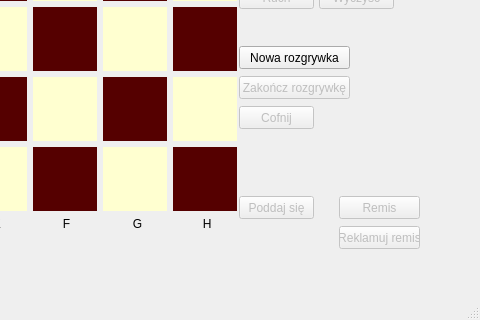
Above: Szachy/mainwindow.ui from mkmiecik1006/Szachy before the change; both pictures show x 361 to 841 and y 401 to 721 of the 841 by 721 pixel window. Below: the same form after it.
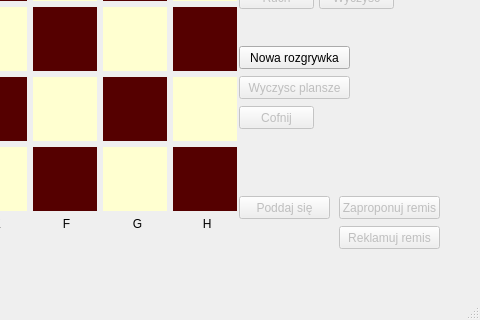
That is the form after the change. Icons and pictures are not drawn.

Diff of the .ui file:
```diff
--- a/Szachy/mainwindow.ui
+++ b/Szachy/mainwindow.ui
@@ -2551,7 +2551,7 @@
      </rect>
     </property>
     <property name="text">
-     <string>Zakończ rozgrywkę</string>
+     <string>Wyczysc plansze</string>
     </property>
    </widget>
    <widget class="QLabel" name="label_18">
@@ -2675,7 +2675,7 @@
      <rect>
       <x>600</x>
       <y>580</y>
-      <width>75</width>
+      <width>91</width>
       <height>23</height>
      </rect>
     </property>
@@ -2691,12 +2691,12 @@
      <rect>
       <x>700</x>
       <y>580</y>
-      <width>81</width>
+      <width>101</width>
       <height>23</height>
      </rect>
     </property>
     <property name="text">
-     <string>Remis</string>
+     <string>Zaproponuj remis</string>
     </property>
    </widget>
    <widget class="QPushButton" name="Reklamacja">
@@ -2707,7 +2707,7 @@
      <rect>
       <x>700</x>
       <y>610</y>
-      <width>81</width>
+      <width>101</width>
       <height>23</height>
      </rect>
     </property>
```
